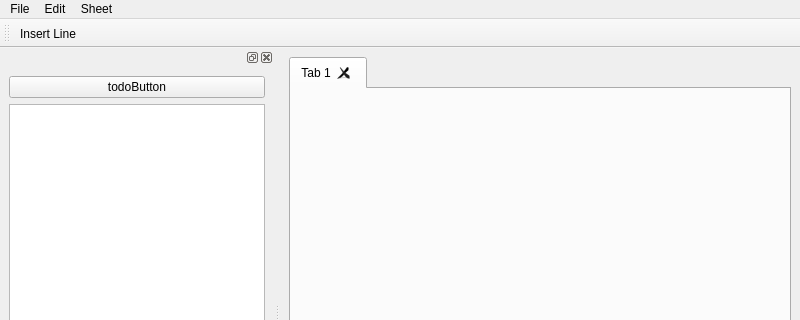
Above: src/ui/mainwindow.ui from schim-app/schim before the change; both pictures show x 0 to 800 and y 0 to 320 of the 800 by 600 pixel window. Below: the same form after it.
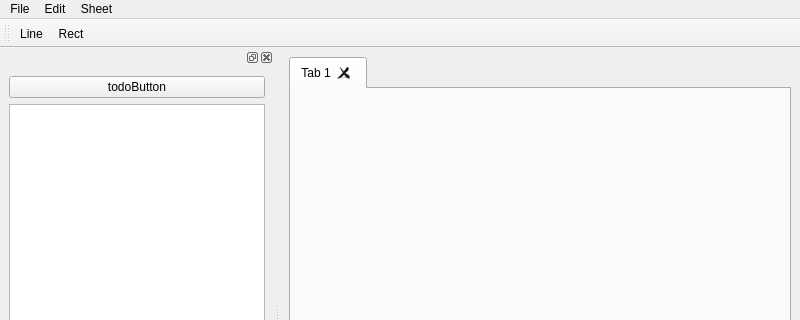
That is the form after the change. Icons and pictures are not drawn. Custom widgets are drawn as their Qt base class.

Commit message: Add line/rect insert operations

```diff
--- a/src/ui/mainwindow.ui
+++ b/src/ui/mainwindow.ui
@@ -115,6 +115,7 @@
     <bool>false</bool>
    </attribute>
    <addaction name="actionInsertLine"/>
+   <addaction name="actionInsertRect"/>
   </widget>
   <widget class="QDockWidget" name="dockSymbols">
    <attribute name="dockWidgetArea">
@@ -161,7 +162,7 @@
   </action>
   <action name="actionInsertLine">
    <property name="text">
-    <string>Insert Line</string>
+    <string>Line</string>
    </property>
    <property name="toolTip">
     <string>Insert a line</string>
@@ -205,6 +206,14 @@
     <string>Ctrl+Shift+S</string>
    </property>
   </action>
+  <action name="actionInsertRect">
+   <property name="text">
+    <string>Rect</string>
+   </property>
+   <property name="toolTip">
+    <string>Insert a rectangle</string>
+   </property>
+  </action>
  </widget>
  <customwidgets>
   <customwidget>
```
The commit also changes 14 other files.
